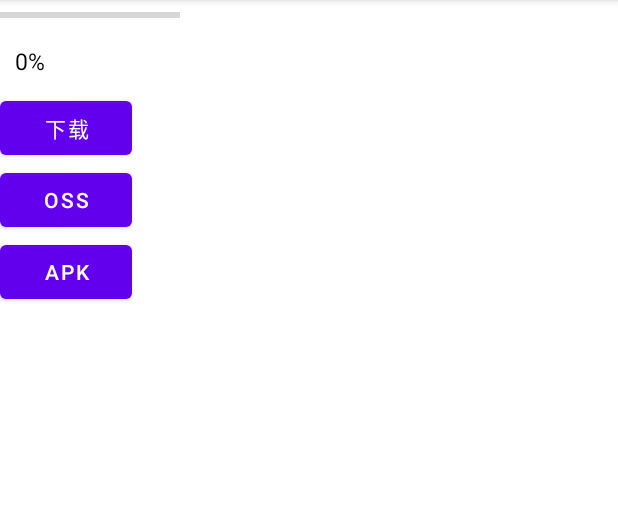
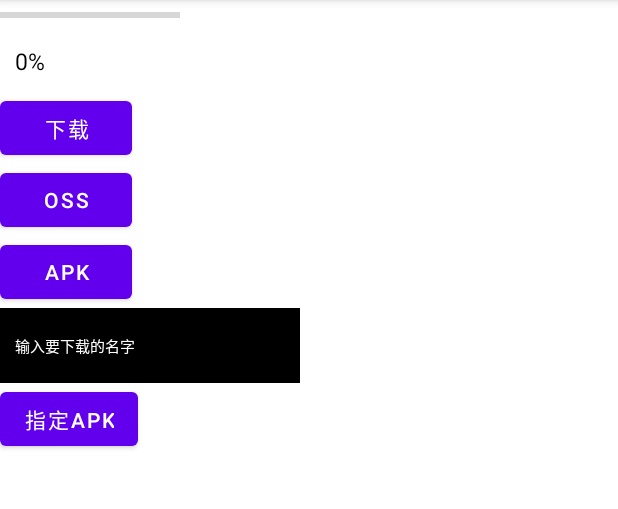
Before and after one commit to CzZmessages/ailiyunOSS, an Android app: the screen it shows after launch (MainActivity), on a phone screen of 412 x 824 dp, the part 84-593 px from its top. Run offline under Robolectric (Android 15) with nearby library versions, the phone set to English and light mode, and no system bars; libraries missing offline, so code that uses them is left out: com.alibaba.sdk, com.blankj.utilcode; 1 statement that could not run was skipped.

Commit message:
提交下载方法，递进下载

```diff
--- a/app/src/main/java/com/example/ossservicedemo/Constant.java
+++ b/app/src/main/java/com/example/ossservicedemo/Constant.java
@@ -5,4 +5,8 @@ import android.os.Environment;
 public class Constant {
     public static final String bas_Url="http://8.140.62.62:8001/";
     public static final String apkPath= Environment.getExternalStorageDirectory().getAbsolutePath()+"/Demo.apk";
+    public static final String apkOutPath_weixin=Environment.getExternalStorageDirectory().getAbsolutePath()+"/weixin.apk";
+    public static final String apkOutPath_lebo=Environment.getExternalStorageDirectory().getAbsolutePath()+"/lebo.apk";
+    public static final String apkOutPath_gaode=Environment.getExternalStorageDirectory().getAbsolutePath()+"/gaode.apk";
+    public static final String outPath=Environment.getExternalStorageDirectory().getAbsolutePath();
 }
--- a/app/src/main/java/com/example/ossservicedemo/ViewModel/DownLoadViewModel.java
+++ b/app/src/main/java/com/example/ossservicedemo/ViewModel/DownLoadViewModel.java
@@ -36,10 +36,10 @@ public class DownLoadViewModel extends BaseViewModel {
         return ossMessgae;
     }
     //微信接口
-    public LiveData<String> getApk(){
+    public LiveData<String> getApk(String apkName){
         final MutableLiveData<String> apkData=new MutableLiveData<>();
         JsonObject jsonObject=new JsonObject();
-        jsonObject.addProperty("appName","微信");
+        jsonObject.addProperty("appName",apkName);
         add(execute(HttpUtils.doPost(Constant.bas_Url+"totherapp/app",jsonObject.toString()),
                 resultBean->apkData.setValue(String.valueOf(resultBean)),
                 throwable->apkData.setValue("")));
--- a/app/src/main/res/layout/activity_main.xml
+++ b/app/src/main/res/layout/activity_main.xml
@@ -48,4 +48,26 @@
         app:layout_constraintLeft_toLeftOf="parent"
         android:text="APK"
         />
+    <EditText
+        android:background="@color/black"
+        android:layout_width="200dp"
+        android:layout_height="50dp"
+        app:layout_constraintTop_toBottomOf="@id/btn_apk"
+        app:layout_constraintLeft_toLeftOf="parent"
+        android:textColor="@color/white"
+        android:id="@+id/apkName"
+        android:padding="10dp"
+        android:textColorHint="@color/white"
+        android:hint="输入要下载的名字"
+        android:textSize="10dp"
+        android:text=""
+        />
+    <Button
+        android:layout_width="wrap_content"
+        android:layout_height="wrap_content"
+        android:id="@+id/apk_down"
+        app:layout_constraintTop_toBottomOf="@id/apkName"
+        app:layout_constraintLeft_toLeftOf="parent"
+        android:text="指定APK"
+        />
 </androidx.constraintlayout.widget.ConstraintLayout>
```
Also changed, not shown: app/src/main/java/com/example/ossservicedemo/MainActivity.java (+55 -11 lines), app/src/main/java/com/example/ossservicedemo/Utils/OSSDownLoadHelper.java (added, +41 -0 lines).
